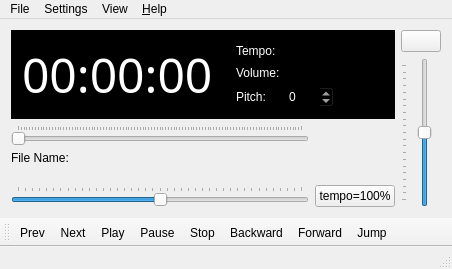
Before: the Qt Designer form guiplayer.ui in pedrolcl/dmidiplayer, drawn with Qt 5.
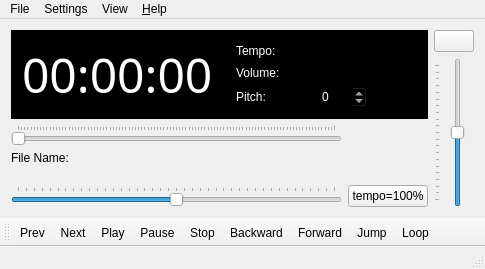
After: the same form once the commit is applied. Icons and pictures are not drawn. Custom widgets are drawn as their Qt base class.

Commit message: implementation started for ticket #3: song loop between bars

The edit to the form file:
```diff
--- a/guiplayer.ui
+++ b/guiplayer.ui
@@ -6,7 +6,7 @@
    <rect>
     <x>0</x>
     <y>0</y>
-    <width>452</width>
+    <width>485</width>
     <height>269</height>
    </rect>
   </property>
@@ -480,8 +480,8 @@
     <rect>
      <x>0</x>
      <y>0</y>
-     <width>452</width>
-     <height>22</height>
+     <width>485</width>
+     <height>23</height>
     </rect>
    </property>
    <widget class="QMenu" name="menuFile">
@@ -583,6 +583,7 @@
    <addaction name="actionBackward"/>
    <addaction name="actionForward"/>
    <addaction name="actionJump"/>
+   <addaction name="actionLoop"/>
   </widget>
   <widget class="QStatusBar" name="myStatusBar"/>
   <action name="actionOpen">
@@ -931,6 +932,17 @@
     <enum>QAction::NoRole</enum>
    </property>
   </action>
+  <action name="actionLoop">
+   <property name="checkable">
+    <bool>true</bool>
+   </property>
+   <property name="text">
+    <string>Loop</string>
+   </property>
+   <property name="toolTip">
+    <string>Loop</string>
+   </property>
+  </action>
  </widget>
  <layoutdefault spacing="6" margin="11"/>
  <customwidgets>
```
Left out of the diff: 1 changed line with no effect on the pictures. The commit also changes 10 other files.
